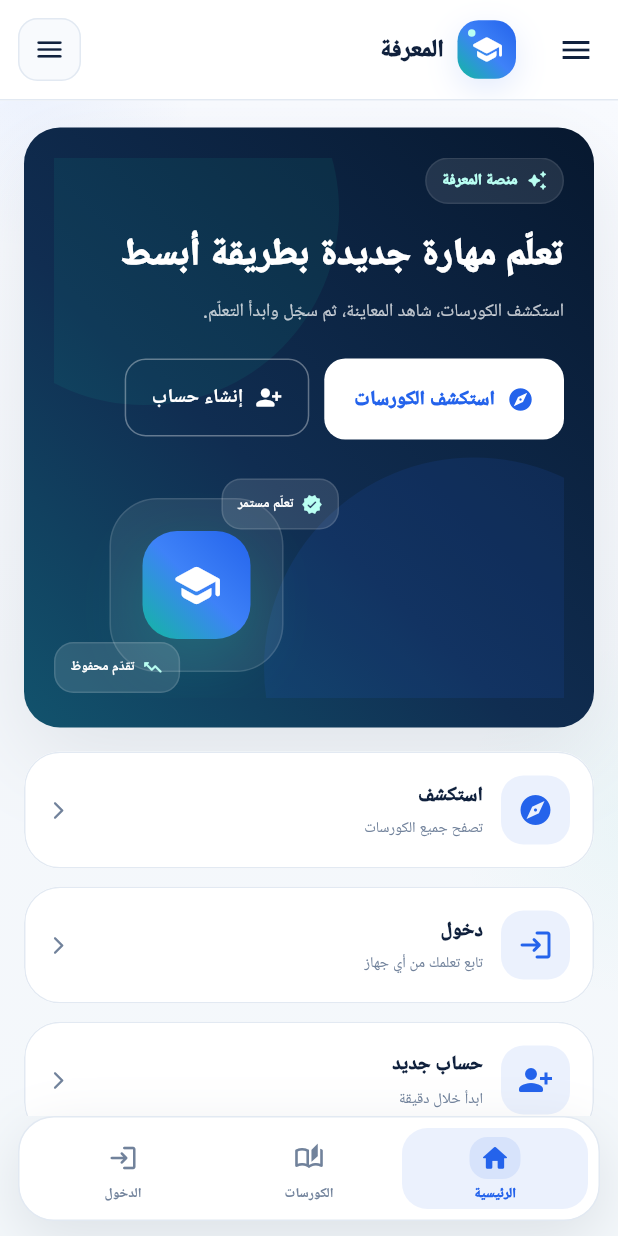
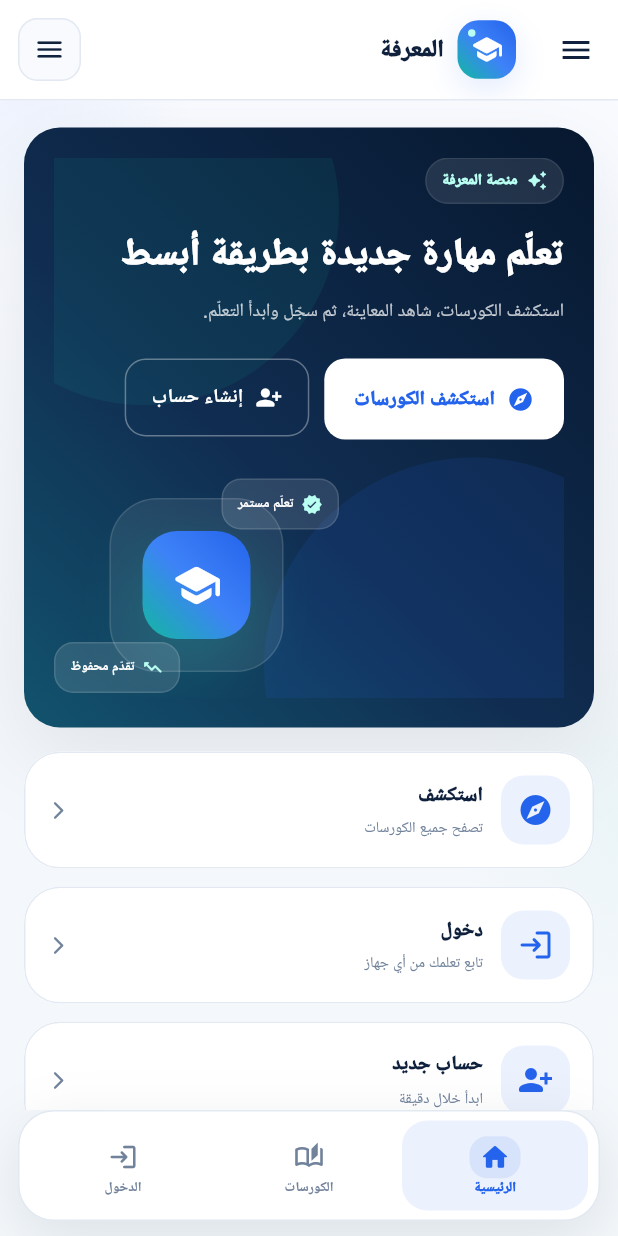
Before and after one commit to essambahaj750-creator/CourseManagement, a Flutter app: the AppShell screen opened directly with empty values, item 3 of the bottom bar chosen, on a phone screen of 412 x 824 dp. Run offline on Flutter 3.47's test engine with Material 3 defaults, Android fonts, the phone set to English and light mode, and no system bars; our stand-ins replace file_picker, flutter_secure_storage, go_router, shared_preferences, video_player; accounts and stored records are empty; network calls fail; Roboto replaces fonts that are missing (Cairo).

Commit message:
fix: prevent mobile bottom navigation overflow

```diff
--- a/CourseManagement.Flutter/lib/widgets/app_shell.dart
+++ b/CourseManagement.Flutter/lib/widgets/app_shell.dart
@@ -611,8 +611,8 @@ class _FloatingBottomNavigation extends StatelessWidget {
       top: false,
       minimum: const EdgeInsets.fromLTRB(12, 0, 12, 10),
       child: Container(
-        height: 70,
-        padding: const EdgeInsets.all(7),
+        height: 74,
+        padding: const EdgeInsets.symmetric(horizontal: 7, vertical: 6),
         decoration: BoxDecoration(
           color: const Color(0xFCFFFFFF),
           borderRadius: BorderRadius.circular(24),
@@ -668,7 +668,7 @@ class _BottomNavItem extends StatelessWidget {
           child: AnimatedContainer(
             duration: const Duration(milliseconds: 190),
             curve: Curves.easeOutCubic,
-            padding: const EdgeInsets.symmetric(horizontal: 5, vertical: 6),
+            padding: const EdgeInsets.symmetric(horizontal: 5, vertical: 4),
             decoration: BoxDecoration(
               color: selected
                   ? AppTheme.blue.withValues(alpha: .09)
@@ -702,6 +702,7 @@ class _BottomNavItem extends StatelessWidget {
                   style: TextStyle(
                     color: selected ? AppTheme.blue : AppTheme.muted,
                     fontSize: 9,
+                    height: 1.05,
                     fontWeight:
                         selected ? FontWeight.w900 : FontWeight.w700,
                   ),
```
